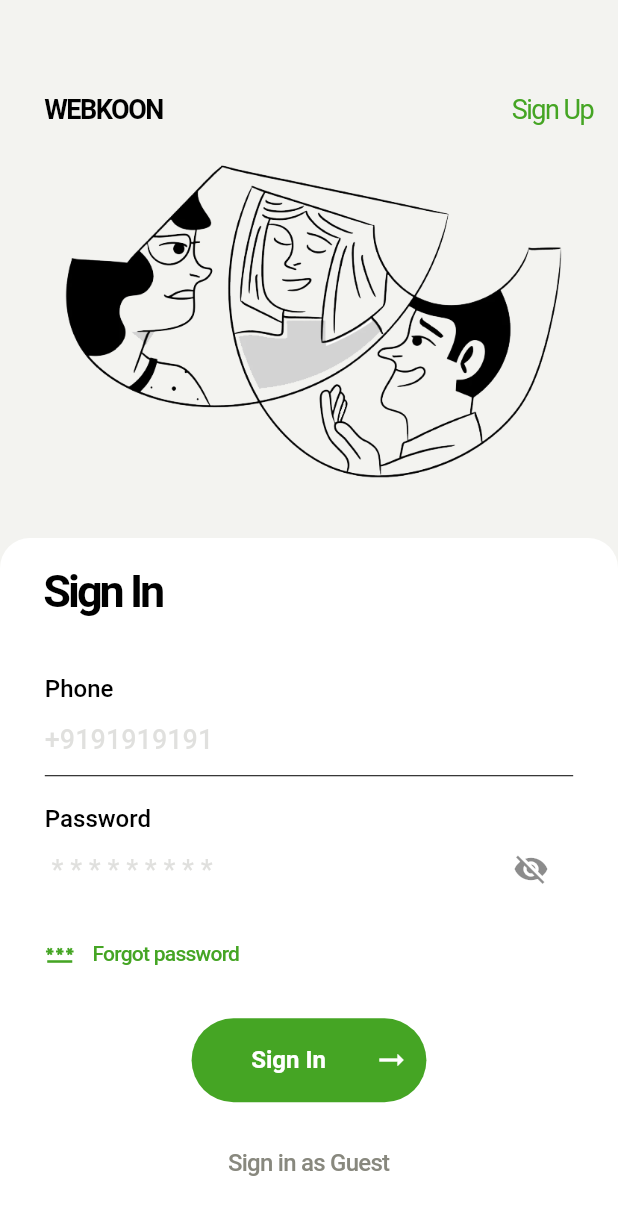
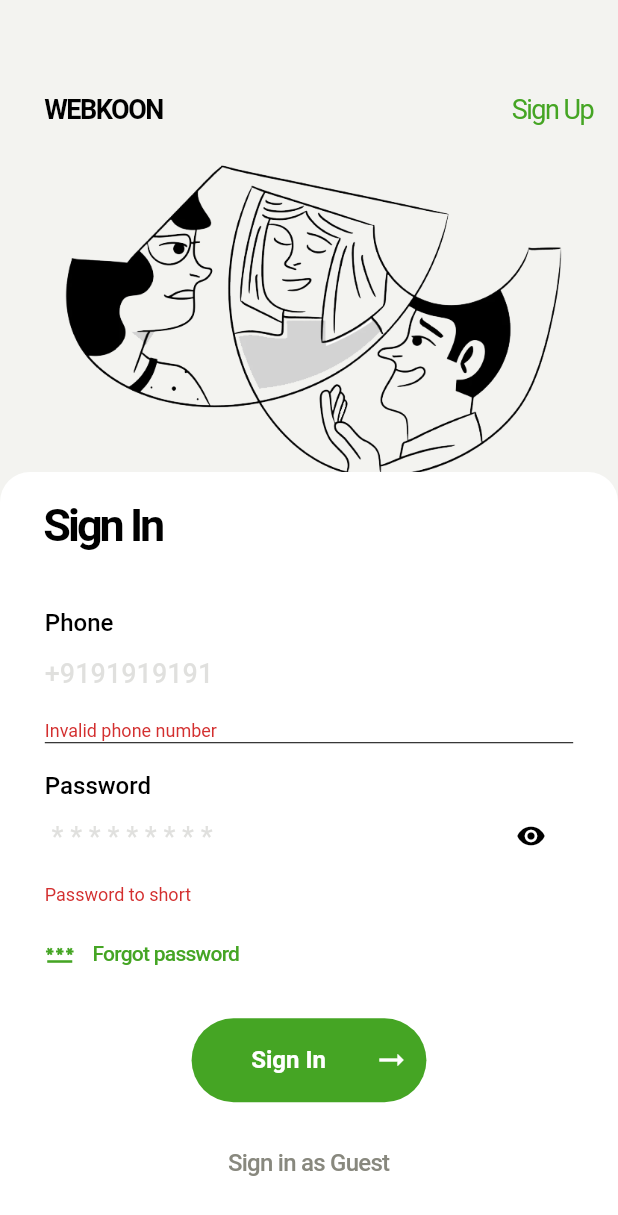
Before and after one commit to imrishuroy/6-Am-Mart, a Flutter app: the screen it shows after launch, after a tap on "Sign In", on a phone screen of 412 x 824 dp. Shown: the top 1215 px of the screen. Run offline on Flutter 3.47's test engine with Material 2 defaults, Android fonts, the phone set to English and light mode, and no system bars; our stand-ins replace dio, equatable, firebase_core, flutter_bloc, shared_preferences; accounts and stored records are empty; Roboto replaces fonts that are missing (GoogleSans); statements that could not run were skipped.

Commit message:
Added Dashbord

```diff
--- a/lib/blocs/bloc/auth_bloc.dart
+++ b/lib/blocs/bloc/auth_bloc.dart
@@ -30,8 +30,8 @@ class AuthBloc extends Bloc<AuthEvent, AuthState> {
           print('User $user');
           //    final _prefs =awa SharedPreferences.getInstance();
 
-          emit(user != null
-              ? AuthState.authenticated(user)
+          emit(user
+              ? AuthState.authenticated(null)
               : AuthState.unauthenticated());
           break;
 
@@ -54,12 +54,13 @@ class AuthBloc extends Bloc<AuthEvent, AuthState> {
     return super.close();
   }
 
-  Future<User?> _tryGetUser() async {
+  // Future<User?> _tryGetUser() async {
+  Future<bool> _tryGetUser() async {
     try {
-      final user = await _userRepository.getUserDetails();
-      return user;
+      final result = await _userRepository.getUserDetails();
+      return result;
     } on Exception {
-      return null;
+      return false;
     }
   }
 }
--- a/lib/config/auth_wrapper.dart
+++ b/lib/config/auth_wrapper.dart
@@ -1,5 +1,6 @@
 import 'package:flutter/material.dart';
 import 'package:flutter_bloc/flutter_bloc.dart';
+import 'package:six_am_mart/screens/dashboard/dashboard_screen.dart';
 import '/screens/sign-in/sign_in_screen.dart';
 
 import '/blocs/bloc/auth_bloc.dart';
@@ -28,12 +29,12 @@ class AuthWrapper extends StatelessWidget {
           print('Auth State $state');
           if (state.status == AuthenticationStatus.authenticated) {
             print('This runs 4');
-            Navigator.of(context).pushNamed(SignInScreen.routeName);
+            Navigator.of(context).pushNamed(DashBoardScreen.routeName);
             //Navigator.of(context).pushNamed(NavScreen.routeName);
           } else if (state.status == AuthenticationStatus.unauthenticated) {
             if (await auth.isLoggedIn()) {
               print('This runs 2');
-              Navigator.of(context).pushNamed(SignInScreen.routeName);
+              Navigator.of(context).pushNamed(DashBoardScreen.routeName);
               //Navigator.of(context).pushNamed(NavScreen.routeName);
             } else {
               print('This runs 3');
--- a/lib/config/custom_router.dart
+++ b/lib/config/custom_router.dart
@@ -1,4 +1,5 @@
 import 'package:flutter/material.dart';
+import 'package:six_am_mart/screens/dashboard/dashboard_screen.dart';
 import '/screens/sign-in/sign_in_screen.dart';
 import '/config/auth_wrapper.dart';
 
@@ -17,6 +18,8 @@ class CustomRouter {
       case SignInScreen.routeName:
         return SignInScreen.route();
 
+      case DashBoardScreen.routeName:
+        return DashBoardScreen.route();
       default:
         return _errorRoute();
     }
--- a/lib/screens/sign-in/cubit/sign_in_cubit.dart
+++ b/lib/screens/sign-in/cubit/sign_in_cubit.dart
@@ -1,8 +1,40 @@
-import 'package:bloc/bloc.dart';
 import 'package:equatable/equatable.dart';
+import 'package:flutter_bloc/flutter_bloc.dart';
+import 'package:six_am_mart/models/failure.dart';
+import 'package:six_am_mart/repositories/auth/auth_repo.dart';
 
 part 'sign_in_state.dart';
 
 class SignInCubit extends Cubit<SignInState> {
-  SignInCubit() : super(SignInInitial());
+  final AuthRepository _authRepository;
+
+  SignInCubit({required AuthRepository authRepository})
+      : _authRepository = authRepository,
+        super(SignInState.initial());
+
+  void phoneNumberChanged(String value) {
+    emit(state.copyWith(phoneNumber: value, status: SignInStatus.initial));
+  }
+
+  void passwordChanged(String value) {
+    emit(state.copyWith(password: value, status: SignInStatus.initial));
+  }
+
+  void showPassword(bool showPassword) {
+    emit(state.copyWith(
+        showPassword: !showPassword, status: SignInStatus.initial));
+  }
+
+  void signInWithPhoneNo() async {
+    emit(state.copyWith(status: SignInStatus.submitting));
+    try {
+      await _authRepository.loginUser(
+        phoneNumber: state.phoneNumber,
+        password: state.password,
+      );
+      emit(state.copyWith(status: SignInStatus.succuss));
+    } on Failure catch (error) {
+      emit(state.copyWith(failure: error, status: SignInStatus.error));
+    }
+  }
 }
--- a/lib/screens/sign-in/cubit/sign_in_state.dart
+++ b/lib/screens/sign-in/cubit/sign_in_state.dart
@@ -1,10 +1,54 @@
 part of 'sign_in_cubit.dart';
 
-abstract class SignInState extends Equatable {
-  const SignInState();
+enum SignInStatus { initial, submitting, succuss, error }
+
+class SignInState extends Equatable {
+  final String phoneNumber;
+  final String password;
+  final SignInStatus status;
+  final Failure failure;
+  final bool showPassword;
+
+  const SignInState({
+    required this.phoneNumber,
+    required this.password,
+    required this.status,
+    required this.failure,
+    required this.showPassword,
+  });
+
+  bool get isFormValid => phoneNumber.isNotEmpty && password.isNotEmpty;
+
+  factory SignInState.initial() {
+    return const SignInState(
+      phoneNumber: '',
+      password: '',
+      status: SignInStatus.initial,
+      failure: Failure(),
+      showPassword: false,
+    );
+  }
 
   @override
-  List<Object> get props => [];
+  bool get stringify => true;
+
+  @override
+  List<Object?> get props =>
+      [phoneNumber, password, status, failure, showPassword];
+
+  SignInState copyWith({
+    String? phoneNumber,
+    String? password,
+    SignInStatus? status,
+    Failure? failure,
+    bool? showPassword,
+  }) {
+    return SignInState(
+      phoneNumber: phoneNumber ?? this.phoneNumber,
+      password: password ?? this.password,
+      status: status ?? this.status,
+      failure: failure ?? this.failure,
+      showPassword: showPassword ?? this.showPassword,
+    );
+  }
 }
-
-class SignInInitial extends SignInState {}
--- a/lib/screens/sign-in/sign_in_screen.dart
+++ b/lib/screens/sign-in/sign_in_screen.dart
@@ -1,44 +1,60 @@
 import 'package:flutter/material.dart';
+import 'package:flutter_bloc/flutter_bloc.dart';
+import 'package:six_am_mart/repositories/auth/auth_repo.dart';
+import 'package:six_am_mart/screens/dashboard/dashboard_screen.dart';
+import 'package:six_am_mart/screens/sign-in/cubit/sign_in_cubit.dart';
 import '/widgets/custom_text_field.dart';
-import '/widgets/password_text_field.dart';
 import 'widgets/sign_in_button.dart';
 
-class SignInScreen extends StatelessWidget {
+class SignInScreen extends StatefulWidget {
   static const String routeName = '/login';
   const SignInScreen({Key? key}) : super(key: key);
 
   static Route route() {
     return MaterialPageRoute(
       settings: const RouteSettings(name: routeName),
-      builder: (_) => const SignInScreen(),
+      builder: (_) => BlocProvider<SignInCubit>(
+          create: (context) =>
+              SignInCubit(authRepository: context.read<AuthRepository>()),
+          child: const SignInScreen()),
     );
   }
 
   @override
+  State<SignInScreen> createState() => _SignInScreenState();
+}
+
+class _SignInScreenState extends State<SignInScreen> {
+  final _formKey = GlobalKey<FormState>();
+
+  @override
   Widget build(BuildContext context) {
-    final _size = MediaQuery.of(context).size;
+    final size = MediaQuery.of(context).size;
     return Scaffold(
-      backgroundColor: Color.fromRGBO(243, 243, 240, 1),
-      body: SingleChildScrollView(
+      backgroundColor: const Color.fromRGBO(243, 243, 240, 1),
+      body: BlocConsumer<SignInCubit, SignInState>(
+        listener: (context, state) {},
+        builder: (context, state) {
+          return SingleChildScrollView(
             child: SizedBox(
-          width: _size.width,
-          height: _size.height,
+              width: size.width,
+              height: size.height,
               child: Stack(
                 children: [
                   Container(
-                margin: EdgeInsets.only(top: _size.height * 0.05),
+                    margin: EdgeInsets.only(top: size.height * 0.05),
                     child: Image(
-                  image: const AssetImage("assets/image/image9.png"),
-                  height: _size.height * 0.42,
-                  width: _size.width,
+                      image: const AssetImage('assets/image/image9.png'),
+                      height: size.height * 0.42,
+                      width: size.width,
                       fit: BoxFit.fitWidth,
                     ),
                   ),
                   Container(
-                width: _size.width,
+                    width: size.width,
                     height: 22,
                     margin: EdgeInsets.only(
-                    top: _size.height * 0.075, right: 16, left: 30),
+                        top: size.height * 0.075, right: 16, left: 30),
                     alignment: Alignment.centerRight,
                     child: Row(
                       mainAxisAlignment: MainAxisAlignment.spaceBetween,
@@ -71,12 +87,12 @@ class SignInScreen extends StatelessWidget {
                   Positioned(
                     bottom: 0,
                     child: Container(
-                  width: _size.width,
+                      width: size.width,
                       padding: EdgeInsets.only(
-                      top: _size.height * 0.022,
-                      left: _size.width * 0.0725,
-                      right: _size.width * 0.0725,
-                      bottom: _size.height * 0.03),
+                          top: size.height * 0.022,
+                          left: size.width * 0.0725,
+                          right: size.width * 0.0725,
+                          bottom: size.height * 0.03),
                       decoration: const BoxDecoration(
                         color: Colors.white,
                         borderRadius: BorderRadius.only(
@@ -84,12 +100,15 @@ class SignInScreen extends StatelessWidget {
                           topRight: Radius.circular(20),
                         ),
                       ),
+                      child: Form(
+                        key: _formKey,
                         child: Column(
                           crossAxisAlignment: CrossAxisAlignment.start,
                           mainAxisAlignment: MainAxisAlignment.spaceBetween,
                           children: [
                             Container(
-                        margin: EdgeInsets.only(bottom: _size.height * 0.023),
+                              margin:
+                                  EdgeInsets.only(bottom: size.height * 0.023),
                               child: const Text(
                                 'Sign In',
                                 style: TextStyle(
@@ -102,32 +121,62 @@ class SignInScreen extends StatelessWidget {
                             CustomTextField(
                               title: 'Phone',
                               type: TextInputType.phone,
-                        onChange: (value) {
-                          // print(value);
-                          // phone = value;
+                              onChange: context
+                                  .read<SignInCubit>()
+                                  .phoneNumberChanged,
+                              validator: (value) {
+                                if (value!.length < 10) {
+                                  return 'Invalid phone number';
+                                }
+                                return null;
                               },
                               defaultValue: '',
-                        placeholder: '+9191919191',
+                              hintText: '+9191919191',
                             ),
                             const Divider(
                               color: Color.fromRGBO(0, 0, 0, 1),
                               height: 1.0,
                             ),
-                      PasswordInput(
+                            CustomTextField(
                               title: 'Password',
-                        isPassword: true,
-                        onChange: (value) {},
+                              type: TextInputType.visiblePassword,
+                              onChange:
+                                  context.read<SignInCubit>().passwordChanged,
+                              validator: (value) {
+                                if (value!.isEmpty) {
+                                  return 'Password to short';
+                                }
+                                return null;
+                              },
+                              textAlignVerticle: true,
+                              isPassowrdField: !state.showPassword,
+                              defaultValue: '',
+                              suffixIcon: IconButton(
+                                onPressed: () {
+                                  context
+                                      .read<SignInCubit>()
+                                      .showPassword(state.showPassword);
+                                },
+                                icon: Icon(
+                                  state.showPassword
+                                      ? Icons.visibility_off
+                                      : Icons.visibility,
+                                  color: Colors.black,
+                                  size: 20.0,
+                                ),
+                              ),
+                              hintText: ' * * * * * * * * * ',
                             ),
                             Container(
                               margin: EdgeInsets.only(
-                            top: _size.height * 0.01,
-                            bottom: _size.width * 0.046),
+                                  top: size.height * 0.01,
+                                  bottom: size.width * 0.046),
                               child: TextButton(
                                 onPressed: () {},
                                 ///// => Get.toNamed("/forgotPassword"),
                                 style: ButtonStyle(
-                              padding:
-                                  MaterialStateProperty.all<EdgeInsetsGeometry>(
+                                    padding: MaterialStateProperty.all<
+                                            EdgeInsetsGeometry>(
                                         const EdgeInsets.all(0))),
                                 child: Row(
                                   children: [
@@ -152,13 +201,28 @@ class SignInScreen extends StatelessWidget {
                                 ),
                               ),
                             ),
-                      Row(
+                            state.status == SignInStatus.submitting
+                                ? const Center(
+                                    child: CircularProgressIndicator())
+                                : Row(
                                     mainAxisAlignment: MainAxisAlignment.center,
                                     children: <Widget>[
                                       SignButton(
                                         title: 'Sign In',
                                         loading: false,
                                         onClick: () async {
+                                          print('Phone ${state.phoneNumber}');
+                                          print('Passeor ${state.password}');
+                                          if (_formKey.currentState!
+                                              .validate()) {
+                                            context
+                                                .read<SignInCubit>()
+                                                .signInWithPhoneNo();
+
+                                            Navigator.of(context).pushNamed(
+                                                DashBoardScreen.routeName);
+                                          }
+
                                           // ResponseModel responseModel =
                                           //     await authController.login(
                                           //         phone, password);
@@ -184,15 +248,15 @@ class SignInScreen extends StatelessWidget {
                                     ],
                                   ),
                             Container(
-                        width: _size.width,
+                              width: size.width,
                               alignment: Alignment.center,
-                        padding: EdgeInsets.only(top: _size.height * 0.02),
+                              padding: EdgeInsets.only(top: size.height * 0.02),
                               child: TextButton(
                                 onPressed: () {},
                                 // Get.offAllNamed(RouteHelper.getInitialRoute()),
                                 style: ButtonStyle(
-                            padding:
-                                MaterialStateProperty.all<EdgeInsetsGeometry>(
+                                  padding: MaterialStateProperty.all<
+                                      EdgeInsetsGeometry>(
                                     const EdgeInsets.all(0),
                                   ),
                                 ),
@@ -211,9 +275,12 @@ class SignInScreen extends StatelessWidget {
                         ),
                       ),
                     ),
+                  ),
                 ],
               ),
             ),
+          );
+        },
       ),
     );
   }
--- a/lib/widgets/custom_text_field.dart
+++ b/lib/widgets/custom_text_field.dart
@@ -2,20 +2,30 @@ import 'package:flutter/material.dart';
 
 class CustomTextField extends StatelessWidget {
   final String title;
-  final String placeholder;
+  final String hintText;
   final String defaultValue;
   final Function(String) onChange;
   final TextInputType type;
   final bool isFull;
+  final String? initialValue;
+  final bool isPassowrdField;
+  final Widget? suffixIcon;
+  final String? Function(String? value) validator;
+  final bool textAlignVerticle;
 
   const CustomTextField({
     Key? key,
     required this.title,
-    required this.placeholder,
+    required this.hintText,
     required this.onChange,
     this.defaultValue = '',
     this.isFull = false,
     this.type = TextInputType.text,
+    this.initialValue,
+    this.suffixIcon,
+    this.isPassowrdField = false,
+    required this.validator,
+    this.textAlignVerticle = false,
   }) : super(key: key);
 
   @override
@@ -37,11 +47,16 @@ class CustomTextField extends StatelessWidget {
             ),
           ),
           SizedBox(
-            width: isFull ? size.width : size.width * 0.845,
-            child: TextField(
-              // controller: new TextEditingController(text: widget.defaultValue)
-              //   ..selection = TextSelection.fromPosition(
-              //       new TextPosition(offset: widget.defaultValue.length)),
+            width: size.width * 0.845,
+            //width: isFull ? size.width : size.width * 0.845,
+            child: TextFormField(
+              initialValue: initialValue,
+              obscureText: isPassowrdField,
+              textAlignVertical:
+                  textAlignVerticle ? TextAlignVertical.center : null,
+              // textAlignVertical:
+              //     isPassowrdField ? TextAlignVertical.center : null,
+              validator: validator,
               onChanged: onChange,
               keyboardType: type,
               textCapitalization: TextCapitalization.sentences,
@@ -50,13 +65,15 @@ class CustomTextField extends StatelessWidget {
                   fontSize: 18,
                   color: Color.fromRGBO(0, 0, 0, 1)),
               decoration: InputDecoration(
+                suffixIcon: suffixIcon,
                 contentPadding: const EdgeInsets.all(0),
                 border: InputBorder.none,
                 hintStyle: const TextStyle(
-                    fontWeight: FontWeight.w500,
-                    fontSize: 18,
-                    color: Color.fromRGBO(136, 136, 126, 0.26)),
-                hintText: placeholder,
+                  fontWeight: FontWeight.w500,
+                  fontSize: 18,
+                  color: Color.fromRGBO(136, 136, 126, 0.26),
+                ),
+                hintText: hintText,
               ),
             ),
           )
```
Also changed, not shown: lib/repositories/user/user_repository.dart (+14 -2 lines), lib/screens/dashboard/dashboard_screen.dart (added, +88 -0 lines), lib/screens/dashboard/widgets/curved_nav_bar.dart (added, +181 -0 lines), lib/screens/dashboard/widgets/nav_button.dart (added, +42 -0 lines), lib/screens/dashboard/widgets/nav_custom_painter.dart (added, +53 -0 lines), lib/screens/home/home_screen.dart (added, +12 -0 lines). Lines whose indentation alone changed are shown as unchanged.
